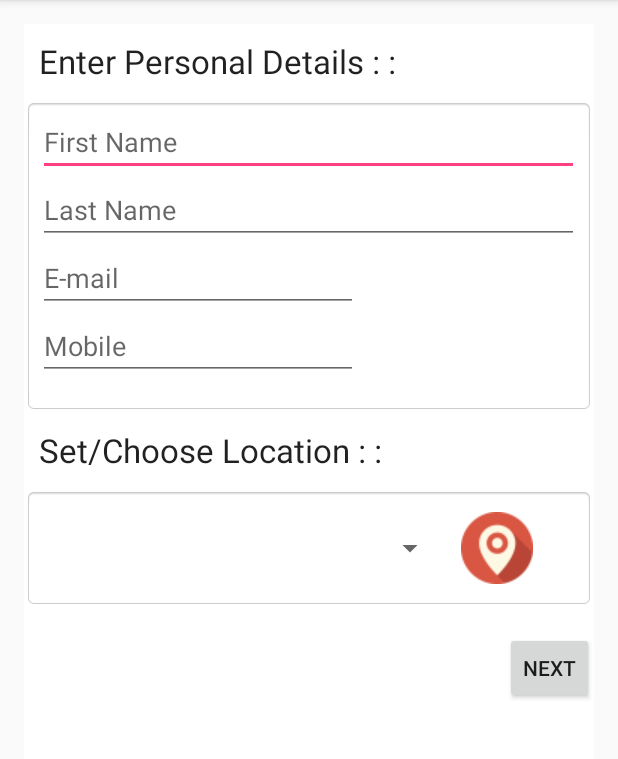
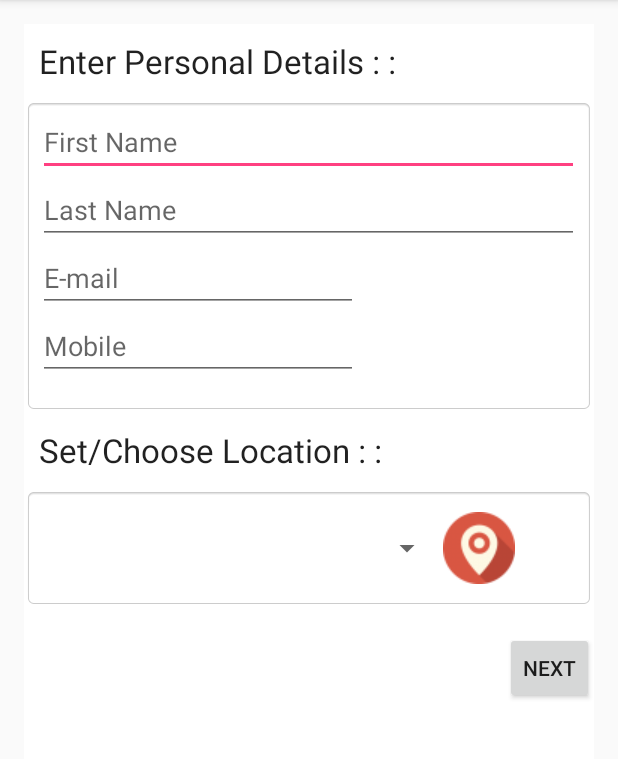
Before and after one commit to anudeepghosh/NeighBuyer, an Android app: the screen it shows after launch (MainActivity), on a phone screen of 412 x 824 dp, the part 84-843 px from its top. Run offline under Robolectric (Android 15) with nearby library versions, the phone set to English and light mode, and no system bars.

Commit message:
image files renamed 2

```diff
--- a/app/src/main/res/layout/activity_next.xml
+++ b/app/src/main/res/layout/activity_next.xml
@@ -63,7 +63,8 @@
                     android:layout_width="80dp"
                     android:layout_height="80dp"
                     android:id="@+id/imageView"
-                    android:src="@drawable/airline"/>
+                    android:src="@drawable/airline"
+                    />
 
                 <TextView
                     android:layout_width="fill_parent"
--- a/app/src/main/res/layout/content_main.xml
+++ b/app/src/main/res/layout/content_main.xml
@@ -136,11 +136,12 @@
                         android:weightSum="1">
 
                         <Spinner
-                            android:layout_width="266dp"
+                            android:layout_width="270dp"
                             android:layout_height="60dp"
                             android:id="@+id/city"
-                            android:layout_weight="0.18"
                             android:spinnerMode="dropdown"
+                            android:paddingRight="10dp"
+                            android:paddingLeft="10dp"
                             android:elevation="5dp"
                             android:prompt="@array/cities"/>
 
@@ -149,7 +150,6 @@
                             android:layout_width="wrap_content"
                             android:layout_height="wrap_content"
                             android:id="@+id/location"
-                            android:layout_marginLeft="10dp"
                             android:background="@drawable/roundedbutton"
                             android:src="@drawable/location"
                             android:layout_gravity="right|center_vertical" />
```
